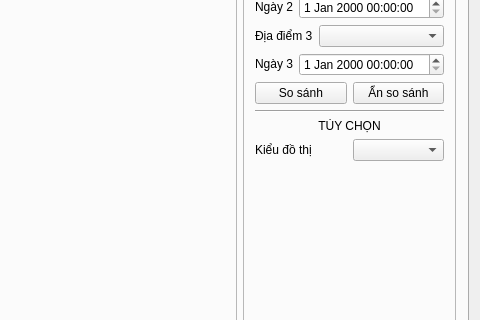
First picture: the form in mainwindow.ui, repository beanredarmy/gateway_graphic, before the edit; both pictures show x 516 to 996 and y 243 to 563 of the 996 by 671 pixel window.
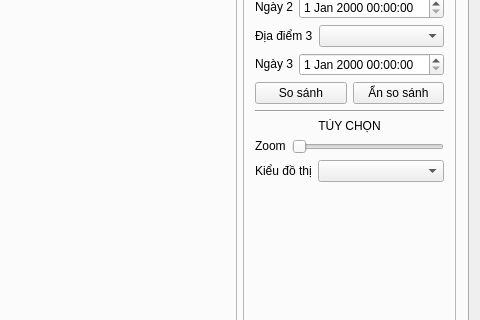
Second picture: the form after the edit.

```diff
--- a/mainwindow.ui
+++ b/mainwindow.ui
@@ -488,6 +488,36 @@
                </property>
               </widget>
              </item>
+             <item>
+              <layout class="QHBoxLayout" name="horizontalLayout_19">
+               <item>
+                <widget class="QLabel" name="label_22">
+                 <property name="sizePolicy">
+                  <sizepolicy hsizetype="Maximum" vsizetype="Fixed">
+                   <horstretch>0</horstretch>
+                   <verstretch>0</verstretch>
+                  </sizepolicy>
+                 </property>
+                 <property name="text">
+                  <string>Zoom</string>
+                 </property>
+                </widget>
+               </item>
+               <item>
+                <widget class="QSlider" name="horizontalSlider">
+                 <property name="sizePolicy">
+                  <sizepolicy hsizetype="Minimum" vsizetype="Fixed">
+                   <horstretch>0</horstretch>
+                   <verstretch>0</verstretch>
+                  </sizepolicy>
+                 </property>
+                 <property name="orientation">
+                  <enum>Qt::Horizontal</enum>
+                 </property>
+                </widget>
+               </item>
+              </layout>
+             </item>
              <item>
               <layout class="QHBoxLayout" name="horizontalLayout_12">
                <property name="sizeConstraint">
@@ -495,6 +525,12 @@
                </property>
                <item>
                 <widget class="QLabel" name="label_14">
+                 <property name="sizePolicy">
+                  <sizepolicy hsizetype="Maximum" vsizetype="Fixed">
+                   <horstretch>0</horstretch>
+                   <verstretch>0</verstretch>
+                  </sizepolicy>
+                 </property>
                  <property name="text">
                   <string>Kiểu đồ thị</string>
                  </property>
@@ -514,7 +550,7 @@
              </item>
             </layout>
            </item>
-           <item row="2" column="0">
+           <item row="1" column="0">
             <spacer name="verticalSpacer">
              <property name="orientation">
               <enum>Qt::Vertical</enum>
```
